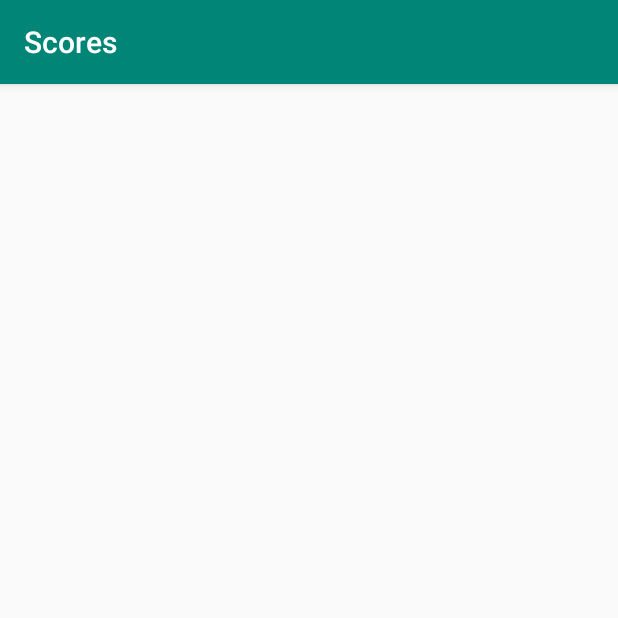
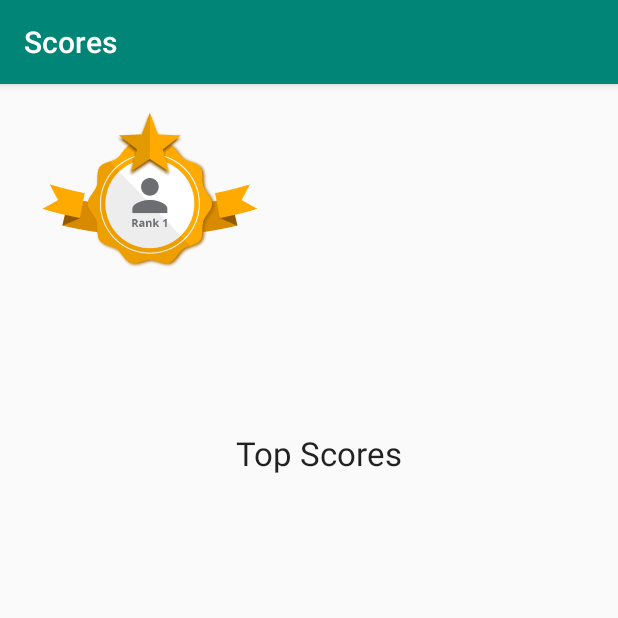
Before and after one commit to VrajGohil/QuizApp, an Android app: the ScoreView screen opened directly, with no data from a screen before it, on a phone screen of 412 x 824 dp, the top half of it. Run offline under Robolectric (Android 15) with nearby library versions, the phone set to English and light mode, and no system bars; our stand-ins replace Firebase (no records; nobody signed in at launch, a user with empty details on screens opened directly); 2 statements that could not run were skipped.

```diff
--- a/app/src/main/java/io/github/vrajgohil/quizapp/ScoreView.java
+++ b/app/src/main/java/io/github/vrajgohil/quizapp/ScoreView.java
@@ -6,6 +6,7 @@ import android.support.v7.app.AppCompatActivity;
 import android.os.Bundle;
 import android.util.Log;
 import android.widget.ListView;
+import android.widget.TextView;
 
 import com.google.firebase.database.DataSnapshot;
 import com.google.firebase.database.DatabaseError;
@@ -22,11 +23,13 @@ public class ScoreView extends AppCompatActivity {
     DatabaseReference reference;
     List<Score> scoreList;
     private ProgressDialog progressDialog;
+    TextView textViewRank;
     @Override
     protected void onCreate(Bundle savedInstanceState) {
         super.onCreate(savedInstanceState);
         setContentView(R.layout.activity_score_view);
         listViewScores= findViewById(R.id.listViewScores);
+        textViewRank=findViewById(R.id.textViewRank);
         reference=FirebaseDatabase.getInstance().getReference().child("scores");
         scoreList=new ArrayList<>();
         progressDialog = new ProgressDialog(this);
@@ -49,6 +52,8 @@ public class ScoreView extends AppCompatActivity {
                 Log.d("Debug",scoreList.get(3).getScoreName());
                 Collections.sort(scoreList, (o2, o1) -> Integer.compare(Integer.parseInt(o1.scoreValue),Integer.parseInt(o2.scoreValue)));
                 progressDialog.dismiss();
+                String rank="Name :"+ scoreList.get(0).getScoreName()+"\nScore :"+scoreList.get(0).getScoreValue();
+                textViewRank.setText(rank);
                 ScoreList adaptor = new ScoreList(ScoreView.this,scoreList);
                 listViewScores.setAdapter(adaptor);
             }
--- a/app/src/main/res/layout/activity_score_view.xml
+++ b/app/src/main/res/layout/activity_score_view.xml
@@ -9,13 +9,45 @@
     <ListView
         android:id="@+id/listViewScores"
         android:layout_width="395dp"
-        android:layout_height="587dp"
-        android:layout_marginStart="8dp"
+        android:layout_height="413dp"
         android:layout_marginTop="8dp"
-        android:layout_marginEnd="8dp"
-        android:layout_marginBottom="8dp"
         app:layout_constraintBottom_toBottomOf="parent"
         app:layout_constraintEnd_toEndOf="parent"
         app:layout_constraintStart_toStartOf="parent"
+        app:layout_constraintTop_toBottomOf="@+id/textViewTop" />
+
+    <ImageView
+        android:id="@+id/imageView2"
+        android:layout_width="200dp"
+        android:layout_height="150dp"
+        app:layout_constraintStart_toStartOf="parent"
+        app:layout_constraintTop_toTopOf="parent"
+        app:srcCompat="@mipmap/rank1" />
+
+    <TextView
+        android:id="@+id/textViewRank"
+        android:layout_width="201dp"
+        android:layout_height="131dp"
+        android:layout_marginStart="8dp"
+        android:layout_marginTop="18dp"
+        android:text="TextView"
+        android:textAppearance="@style/Base.TextAppearance.AppCompat.Medium"
+        android:textColor="@color/colorRank"
+        app:layout_constraintBottom_toTopOf="@+id/textViewTop"
+        app:layout_constraintEnd_toEndOf="parent"
+        app:layout_constraintStart_toEndOf="@+id/imageView2"
         app:layout_constraintTop_toTopOf="parent" />
+
+    <TextView
+        android:id="@+id/textViewTop"
+        android:layout_width="113dp"
+        android:layout_height="33dp"
+        android:layout_marginStart="157dp"
+        android:layout_marginEnd="141dp"
+        android:text="Top Scores"
+        android:textAppearance="@style/Base.TextAppearance.AppCompat.Large"
+        app:layout_constraintBottom_toTopOf="@+id/listViewScores"
+        app:layout_constraintEnd_toEndOf="parent"
+        app:layout_constraintStart_toStartOf="parent"
+        app:layout_constraintTop_toBottomOf="@+id/textViewRank" />
 </android.support.constraint.ConstraintLayout>
--- a/app/src/main/res/values/colors.xml
+++ b/app/src/main/res/values/colors.xml
@@ -4,4 +4,5 @@
     <color name="colorPrimaryDark">#00574b</color>
     <color name="colorAccent">#d81b60</color>
     <color name="colorOption">#EAD5A0</color>
+    <color name="colorRank">#FDA901</color>
 </resources>
```
Also changed, not shown: app/src/main/res/mipmap-mdpi/rank1.png (added).
